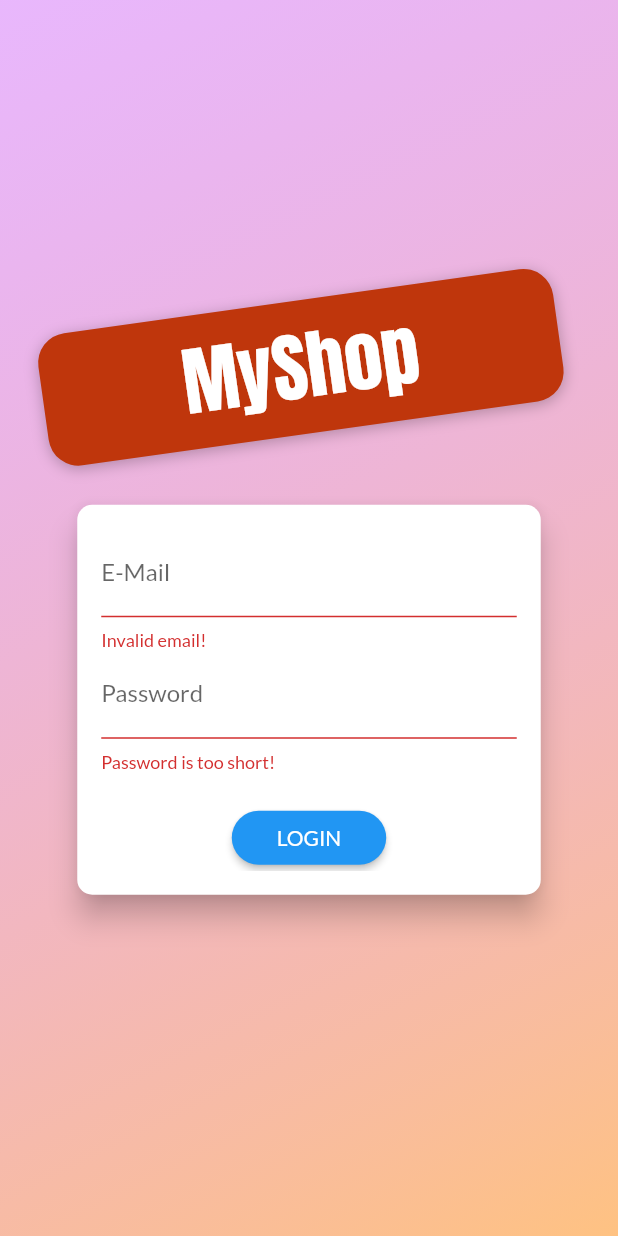
After one commit to sanchitmonga22/Flutter-Projects, a Flutter app: the screen it shows after launch, after a tap on "LOGIN", on a phone screen of 412 x 824 dp. The commit adds this screen. Run offline on Flutter 3.47's test engine with Material 2 defaults, Android fonts, the phone set to English and light mode, and no system bars; our stand-ins replace shared_preferences; network calls fail.

Commit message:
Added the user authentication

```diff
--- a/Shopping/lib/main.dart
+++ b/Shopping/lib/main.dart
@@ -1,11 +1,14 @@
+import 'package:Shopping/providers/auth.dart';
 import 'package:Shopping/providers/cart.dart';
 import 'package:Shopping/providers/orders.dart';
 import 'package:Shopping/providers/productsProvider.dart';
+import 'package:Shopping/screens/authScreen.dart';
 import 'package:Shopping/screens/cartScreen.dart';
 import 'package:Shopping/screens/editProductScreen.dart';
 import 'package:Shopping/screens/ordersScreen.dart';
 import 'package:Shopping/screens/productDetailScreen.dart';
 import 'package:Shopping/screens/productsOverviewScreen.dart';
+import 'package:Shopping/screens/splashScreen.dart';
 import 'package:Shopping/screens/userProductsScreen.dart';
 import 'package:flutter/material.dart';
 import 'package:provider/provider.dart';
@@ -18,23 +21,53 @@
     return MultiProvider(
         providers: [
           ChangeNotifierProvider(
-          create: (context) => ProductsProvider(),
+            create: (context) => Auth(),
+          ),
+          ChangeNotifierProxyProvider<Auth, ProductsProvider>(
+            update: (context, auth, previousProductProvider) {
+              return ProductsProvider(
+                  auth.token,
+                  (previousProductProvider == null
+                      ? []
+                      : previousProductProvider.products),
+                  auth.userId);
+            },
+            create: (BuildContext context) {
+              return ProductsProvider("", [], "");
+            },
           ),
           ChangeNotifierProvider(
             create: (context) => Cart(),
           ),
-        ChangeNotifierProvider(
-          create: (context) => Orders(),
+          ChangeNotifierProxyProvider<Auth, Orders>(
+            update: (context, auth, previousOrder) {
+              return Orders(
+                  auth.token,
+                  (previousOrder == null ? [] : previousOrder.orders),
+                  auth.userId);
+            },
+            create: (context) => Orders("", [], ""),
           )
         ],
-      child: MaterialApp(
+        child: Consumer<Auth>(
+          builder: (context, authData, child) => MaterialApp(
             title: 'MyShop',
             theme: ThemeData(
               primarySwatch: Colors.blue,
               accentColor: Colors.deepOrange,
               fontFamily: 'Lato',
             ),
-        home: ProductsOverviewScreen(),
+            home: authData.isAuth
+                ? ProductsOverviewScreen()
+                : FutureBuilder(
+                    future: authData.tryAutoLogin(),
+                    builder: (context, authResultSnapShot) {
+                      print("Entered");
+                      return authResultSnapShot.connectionState ==
+                              ConnectionState.waiting
+                          ? SplashScreen()
+                          : AuthScreen();
+                    }),
             routes: {
               EditProductScreen.routeName: (context) => EditProductScreen(),
               UserProductsScreen.routeName: (context) => UserProductsScreen(),
@@ -43,6 +76,6 @@
               ProductDetailScreen.routeName: (context) => ProductDetailScreen(),
             },
           ),
-    );
+        ));
   }
 }
--- /dev/null
+++ b/Shopping/lib/providers/auth.dart
@@ -0,0 +1,116 @@
+import 'dart:async';
+import 'dart:convert';
+
+import 'package:Shopping/models/httpException.dart';
+import 'package:flutter/widgets.dart';
+import 'package:http/http.dart' as http;
+import 'package:shared_preferences/shared_preferences.dart';
+
+class Auth with ChangeNotifier {
+  String _token;
+  DateTime _expiryDate;
+  String _userId;
+  Timer authTimer;
+  String _key = "AIzaSyCxVj4PtHbo49psfSASGRbWwKH064dEUsQ";
+
+  bool get isAuth {
+    return token != null;
+  }
+
+  String get token {
+    if (_expiryDate != null &&
+        _expiryDate.isAfter(DateTime.now()) &&
+        _token != null) {
+      return _token;
+    }
+    return null;
+  }
+
+  void logOut() async {
+    _token = null;
+    _userId = null;
+    _expiryDate = null;
+    if (authTimer != null) {
+      authTimer.cancel();
+      authTimer = null;
+    }
+    notifyListeners();
+    final prefs = await SharedPreferences.getInstance();
+    prefs.clear();
+  }
+
+  void autoLogOut() {
+    if (authTimer != null) {
+      authTimer.cancel();
+    }
+    var timeToExpiry = _expiryDate.difference(DateTime.now()).inSeconds;
+    authTimer = Timer(Duration(seconds: timeToExpiry), logOut);
+  }
+
+  String get userId {
+    return _userId;
+  }
+
+  Future<void> authenticate(
+      String email, String password, String urlSegment) async {
+    final url =
+        "https://identitytoolkit.googleapis.com/v1/accounts:$urlSegment?key=$_key";
+    try {
+      final response = await http.post(url,
+          body: json.encode({
+            'email': email,
+            'password': password,
+            'returnSecureToken': true
+          }));
+      final responseData = json.decode(response.body);
+      if (responseData['error'] != null) {
+        throw HttpException(responseData['error']['message']);
+      }
+      _token = responseData['idToken'];
+      _userId = responseData['localId'];
+      _expiryDate = DateTime.now()
+          .add(Duration(seconds: int.parse(responseData['expiresIn'])));
+      autoLogOut();
+      notifyListeners();
+      final prefs = await SharedPreferences.getInstance();
+      final userData = json.encode({
+        'token': _token,
+        'userId': _userId,
+        'expiryDate': _expiryDate.toIso8601String()
+      });
+
+      prefs.setString('userData', userData);
+    } catch (error) {
+      throw error;
+    }
+  }
+
+  Future<void> signUp(String email, String password) async {
+    return authenticate(email, password, "signUp");
+  }
+
+  Future<void> login(String email, String password) async {
+    return authenticate(email, password, "signInWithPassword");
+  }
+
+  Future<bool> tryAutoLogin() async {
+    final prefs = await SharedPreferences.getInstance();
+    if (!prefs.containsKey('userData')) {
+      return false;
+    }
+    final extractedUserData =
+        json.decode(prefs.getString('userData')) as Map<String, Object>;
+
+    final expiryDate = DateTime.parse(extractedUserData['expiryDate']);
+
+    if (expiryDate.isBefore(DateTime.now())) {
+      return false;
+    }
+    _token = extractedUserData['token'];
+    _userId = extractedUserData['userId'];
+    _expiryDate = expiryDate;
+    print("Tried AutoLoggin in");
+    notifyListeners();
+    return true;
+  }
+}
--- a/Shopping/lib/providers/orders.dart
+++ b/Shopping/lib/providers/orders.dart
@@ -6,9 +6,14 @@
 
 class Orders with ChangeNotifier {
   List<OrderItem> orders = [];
+  final String authToken;
+  final String userId;
+
+  Orders(this.authToken, this.orders, this.userId);
 
   Future<void> fetchAndSetOrders() async {
-    const url = 'https://flutterpractise-a76f3.firebaseio.com/orders.json';
+    final url =
+        'https://flutterpractise-a76f3.firebaseio.com/orders/$userId.json?auth=$authToken';
     final response = await http.get(url);
     final List<OrderItem> laodedOrders = [];
     final extractedData = json.decode(response.body) as Map<String, dynamic>;
@@ -33,7 +38,8 @@
   }
 
   Future<void> addOrder(List<CartItems> cartProducts, double total) async {
-    const url = 'https://flutterpractise-a76f3.firebaseio.com/orders.json';
+    final url =
+        'https://flutterpractise-a76f3.firebaseio.com/orders/$userId.json?auth=$authToken';
     final timeStamp = DateTime.now();
     final response = await http.post(url,
         body: json.encode({
--- /dev/null
+++ b/Shopping/lib/screens/authScreen.dart
@@ -0,0 +1,266 @@
+import 'dart:math';
+
+import 'package:Shopping/models/httpException.dart';
+import 'package:Shopping/providers/auth.dart';
+import 'package:flutter/material.dart';
+import 'package:provider/provider.dart';
+
+enum AuthMode { Signup, Login }
+
+class AuthScreen extends StatelessWidget {
+  static const routeName = '/auth';
+
+  @override
+  Widget build(BuildContext context) {
+    final deviceSize = MediaQuery.of(context).size;
+    // final transformConfig = Matrix4.rotationZ(-8 * pi / 180);
+    // transformConfig.translate(-10.0);
+    return Scaffold(
+      // resizeToAvoidBottomInset: false,
+      body: Stack(
+        children: <Widget>[
+          Container(
+            decoration: BoxDecoration(
+              gradient: LinearGradient(
+                colors: [
+                  Color.fromRGBO(215, 117, 255, 1).withOpacity(0.5),
+                  Color.fromRGBO(255, 188, 117, 1).withOpacity(0.9),
+                ],
+                begin: Alignment.topLeft,
+                end: Alignment.bottomRight,
+                stops: [0, 1],
+              ),
+            ),
+          ),
+          SingleChildScrollView(
+            child: Container(
+              height: deviceSize.height,
+              width: deviceSize.width,
+              child: Column(
+                mainAxisAlignment: MainAxisAlignment.center,
+                crossAxisAlignment: CrossAxisAlignment.center,
+                children: <Widget>[
+                  Flexible(
+                    child: Container(
+                      margin: EdgeInsets.only(bottom: 20.0),
+                      padding:
+                          EdgeInsets.symmetric(vertical: 8.0, horizontal: 94.0),
+                      transform: Matrix4.rotationZ(-8 * pi / 180)
+                        ..translate(-10.0),
+                      // ..translate(-10.0),
+                      decoration: BoxDecoration(
+                        borderRadius: BorderRadius.circular(20),
+                        color: Colors.deepOrange.shade900,
+                        boxShadow: [
+                          BoxShadow(
+                            blurRadius: 8,
+                            color: Colors.black26,
+                            offset: Offset(0, 2),
+                          )
+                        ],
+                      ),
+                      child: Text(
+                        'MyShop',
+                        style: TextStyle(
+                          color: Theme.of(context).accentTextTheme.title.color,
+                          fontSize: 50,
+                          fontFamily: 'Anton',
+                          fontWeight: FontWeight.normal,
+                        ),
+                      ),
+                    ),
+                  ),
+                  Flexible(
+                    flex: deviceSize.width > 600 ? 2 : 1,
+                    child: AuthCard(),
+                  ),
+                ],
+              ),
+            ),
+          ),
+        ],
+      ),
+    );
+  }
+}
+
+class AuthCard extends StatefulWidget {
+  const AuthCard({
+    Key key,
+  }) : super(key: key);
+
+  @override
+  _AuthCardState createState() => _AuthCardState();
+}
+
+class _AuthCardState extends State<AuthCard> {
+  final GlobalKey<FormState> _formKey = GlobalKey();
+  AuthMode _authMode = AuthMode.Login;
+  Map<String, String> _authData = {
+    'email': '',
+    'password': '',
+  };
+  var _isLoading = false;
+  final _passwordController = TextEditingController();
+
+  void _showErrorDialog(String message) {
+    showDialog(
+        context: context,
+        builder: (context) => AlertDialog(
+              title: Text("An error occured"),
+              content: Text(message),
+              actions: [
+                FlatButton(
+                    onPressed: () {
+                      Navigator.of(context).pop();
+                    },
+                    child: Text("okay"))
+              ],
+            ));
+  }
+
+  void _submit() async {
+    if (!_formKey.currentState.validate()) {
+      // Invalid!
+      return;
+    }
+    _formKey.currentState.save();
+    setState(() {
+      _isLoading = true;
+    });
+    try {
+      if (_authMode == AuthMode.Login) {
+        await Provider.of<Auth>(context, listen: false)
+            .login(_authData['email'], _authData['password']);
+      } else {
+        // Sign user up
+        await Provider.of<Auth>(context, listen: false)
+            .signUp(_authData['email'], _authData['password']);
+      }
+    } on HttpException catch (error) {
+      print(error.toString());
+      var errorMessage = "Authenticate Failed";
+      if (error.toString().contains("EMAIL_EXISTS")) {
+        errorMessage = 'This email already exists';
+      } else if (error.toString().contains("INVALID_EMAIL")) {
+        errorMessage = "This is not a valid email";
+      } else if (error.toString().contains("WEAK_PASSWORD")) {
+        errorMessage = "Password enter is too weak";
+      } else if (error.toString().contains("EMAIL_NOT_FOUND")) {
+        errorMessage = "Could not find a user with that email";
+      } else if (error.toString().contains("INVALID_PASSWORD")) {
+        errorMessage = "Invalid password";
+      }
+      _showErrorDialog(errorMessage);
+    } catch (error) {
+      const errorMessage = "Could not authenticate you, Please try again later";
+      _showErrorDialog(errorMessage);
+    }
+    setState(() {
+      _isLoading = false;
+    });
+  }
+
+  void _switchAuthMode() {
+    if (_authMode == AuthMode.Login) {
+      setState(() {
+        _authMode = AuthMode.Signup;
+      });
+    } else {
+      setState(() {
+        _authMode = AuthMode.Login;
+      });
+    }
+  }
+
+  @override
+  Widget build(BuildContext context) {
+    final deviceSize = MediaQuery.of(context).size;
+    return Card(
+      shape: RoundedRectangleBorder(
+        borderRadius: BorderRadius.circular(10.0),
+      ),
+      elevation: 8.0,
+      child: Container(
+        height: _authMode == AuthMode.Signup ? 320 : 260,
+        constraints:
+            BoxConstraints(minHeight: _authMode == AuthMode.Signup ? 320 : 260),
+        width: deviceSize.width * 0.75,
+        padding: EdgeInsets.all(16.0),
+        child: Form(
+          key: _formKey,
+          child: SingleChildScrollView(
+            child: Column(
+              children: <Widget>[
+                TextFormField(
+                  decoration: InputDecoration(labelText: 'E-Mail'),
+                  keyboardType: TextInputType.emailAddress,
+                  validator: (value) {
+                    if (value.isEmpty || !value.contains('@')) {
+                      return 'Invalid email!';
+                    }
+                  },
+                  onSaved: (value) {
+                    _authData['email'] = value;
+                  },
+                ),
+                TextFormField(
+                  decoration: InputDecoration(labelText: 'Password'),
+                  obscureText: true,
+                  controller: _passwordController,
+                  validator: (value) {
+                    if (value.isEmpty || value.length < 5) {
+                      return 'Password is too short!';
+                    }
+                  },
+                  onSaved: (value) {
+                    _authData['password'] = value;
+                  },
+                ),
+                if (_authMode == AuthMode.Signup)
+                  TextFormField(
+                    enabled: _authMode == AuthMode.Signup,
+                    decoration: InputDecoration(labelText: 'Confirm Password'),
+                    obscureText: true,
+                    validator: _authMode == AuthMode.Signup
+                        ? (value) {
+                            if (value != _passwordController.text) {
+                              return 'Passwords do not match!';
+                            }
+                          }
+                        : null,
+                  ),
+                SizedBox(
+                  height: 20,
+                ),
+                if (_isLoading)
+                  CircularProgressIndicator()
+                else
+                  RaisedButton(
+                    child:
+                        Text(_authMode == AuthMode.Login ? 'LOGIN' : 'SIGN UP'),
+                    onPressed: _submit,
+                    shape: RoundedRectangleBorder(
+                      borderRadius: BorderRadius.circular(30),
+                    ),
+                    padding:
+                        EdgeInsets.symmetric(horizontal: 30.0, vertical: 8.0),
+                    color: Theme.of(context).primaryColor,
+                    textColor: Theme.of(context).primaryTextTheme.button.color,
+                  ),
+                FlatButton(
+                  child: Text(
+                      '${_authMode == AuthMode.Login ? 'SIGNUP' : 'LOGIN'} INSTEAD'),
+                  onPressed: _switchAuthMode,
+                  padding: EdgeInsets.symmetric(horizontal: 30.0, vertical: 4),
+                  materialTapTargetSize: MaterialTapTargetSize.shrinkWrap,
+                  textColor: Theme.of(context).primaryColor,
+                ),
+              ],
+            ),
+          ),
+        ),
+      ),
+    );
+  }
+}
--- /dev/null
+++ b/Shopping/lib/screens/splashScreen.dart
@@ -0,0 +1,12 @@
+import 'package:flutter/material.dart';
+
+class SplashScreen extends StatelessWidget {
+  @override
+  Widget build(BuildContext context) {
+    return Scaffold(
+      body: Center(
+        child: Text('Loading...'),
+      ),
+    );
+  }
+}
--- a/Shopping/lib/widgets/productItem.dart
+++ b/Shopping/lib/widgets/productItem.dart
@@ -1,3 +1,4 @@
+import 'package:Shopping/providers/auth.dart';
 import 'package:Shopping/providers/cart.dart';
 import 'package:Shopping/providers/product.dart';
 import 'package:Shopping/screens/productDetailScreen.dart';
@@ -9,6 +10,7 @@
   Widget build(BuildContext context) {
     final product = Provider.of<Product>(context, listen: false);
     final cart = Provider.of<Cart>(context, listen: false);
+    final auth = Provider.of<Auth>(context, listen: false);
     return ClipRRect(
       borderRadius: BorderRadius.circular(10),
       child: GridTile(
@@ -38,7 +40,7 @@
                 color: Theme.of(context).accentColor,
               ),
               onPressed: () {
-                product.toggleFavoriteStatus();
+                product.toggleFavoriteStatus(auth.token, auth.userId);
               },
             );
           }), // on the start of the footer
--- a/Shopping/pubspec.yaml
+++ b/Shopping/pubspec.yaml
@@ -34,6 +34,7 @@
   provider: ^4.1.2
   intl: ^0.16.1
   http: ^0.12.1
+  shared_preferences: ^0.5.7+3
 
 # For information on the generic Dart part of this file, see the
 # following page: https://dart.dev/tools/pub/pubspec
```
Also changed, not shown: Shopping/lib/providers/product.dart (+3 -4 lines), Shopping/lib/providers/productsProvider.dart (+22 -8 lines), Shopping/lib/screens/userProductsScreen.dart (+11 -4 lines), Shopping/lib/widgets/appDrawer.dart (+12 -0 lines), Shopping/pubspec.lock, 1 other file. Lines whose indentation alone changed are shown as unchanged.
